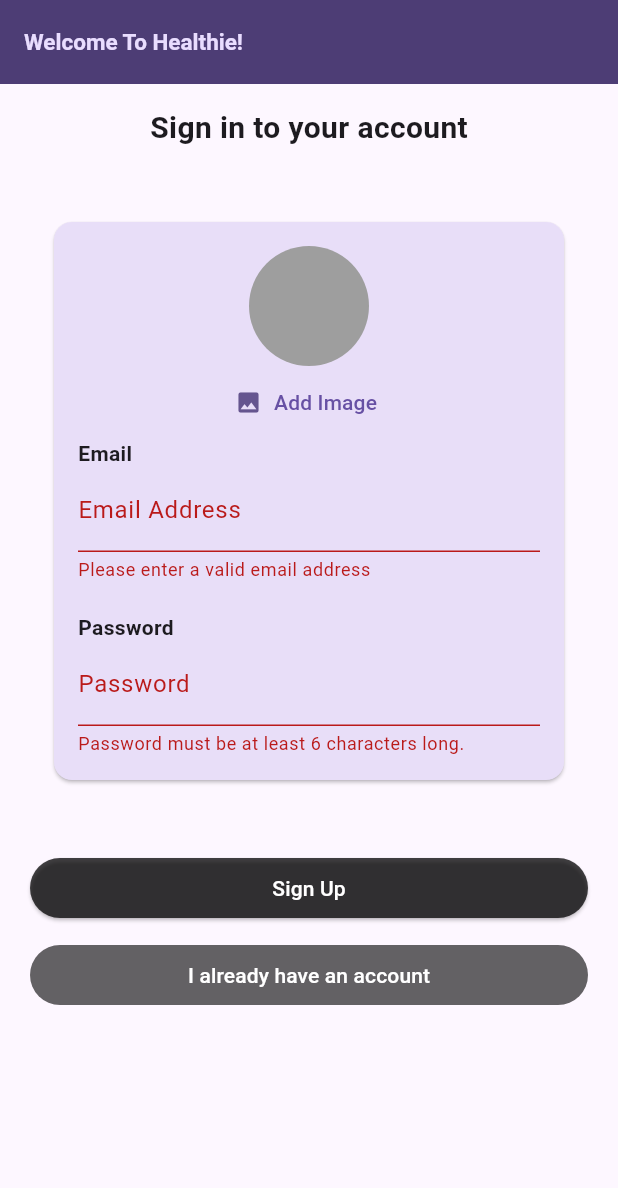
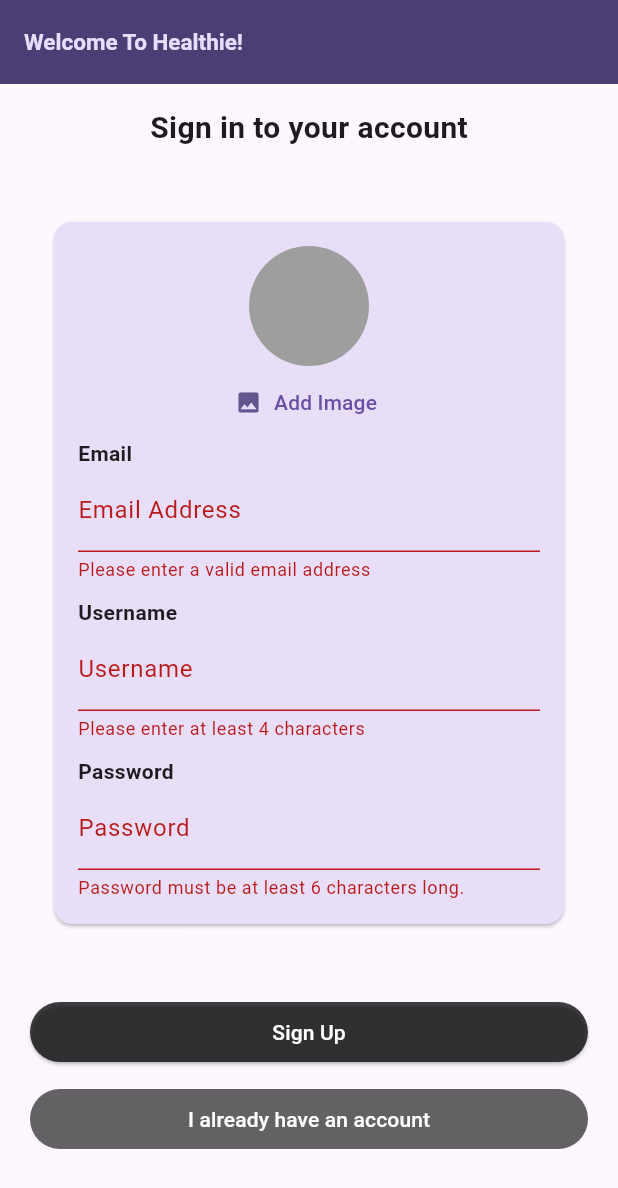
Before and after one commit to 2910Abhishek/DiseasePredictionApp, a Flutter app: the screen it shows after launch, after a tap on "Login", after a tap on "Create an account", after a tap on "Sign Up", on a phone screen of 412 x 824 dp. Shown: the top 1188 px of the screen. Run offline on Flutter 3.47's test engine with Material 3 defaults, Android fonts, the phone set to English and light mode, and no system bars; our stand-ins replace cloud_firestore, firebase_auth, firebase_core, firebase_storage, geolocator, google_maps_flutter and 2 more; accounts and stored records are empty; network calls fail.

Commit message:
successfully uploaded the image , username and password to firestore

```diff
--- a/diseasepredictor/lib/screens/auth.dart
+++ b/diseasepredictor/lib/screens/auth.dart
@@ -1,5 +1,5 @@
 import 'dart:io';
-
+import 'package:cloud_firestore/cloud_firestore.dart';
 import 'package:diseasepredictor/screens/tabs.dart';
 import 'package:diseasepredictor/widgets/user_image_picker.dart';
 import 'package:firebase_storage/firebase_storage.dart';
@@ -25,6 +25,7 @@
   var _enteredPassword = '';
   File? _selectedImage;
   var _isAuthenticating = false;
+  var _enteredUsername = '';
 
   Future<void> _showErrorDialog(String message) async {
     return showDialog(
@@ -83,6 +84,16 @@
 
         await storageRef.putFile(_selectedImage!);
 
+        final imageurl = await storageRef.getDownloadURL();
+
+        await FirebaseFirestore.instance
+            .collection('users')
+            .doc(userCredential.user!.uid)
+            .set({
+          'username': _enteredUsername,
+          'email': _enteredEmail,
+          'image_url': imageurl,
+        });
         // Set _isAuthenticating to false after successful sign up
         setState(() {
           _isAuthenticating = false;
@@ -145,7 +156,7 @@
                     child: Column(
                       mainAxisSize: MainAxisSize.min,
                       crossAxisAlignment: CrossAxisAlignment.start,
-                      children: [
+                      children: <Widget>[
                         if (!_islogin)
                           Center(child:
                               UserImagePicker(onPickImage: (pickedimage) {
@@ -175,7 +186,40 @@
                             _enteredEmail = value!;
                           },
                         ),
-                        SizedBox(height: 20), // Add some space between fields
+                        SizedBox(height: 10),
+                        if (!_islogin)
+                          Container(
+                            // margin: EdgeInsets.only(
+                            //     top: 20), // Add some space between fields
+                            child: Column(
+                              crossAxisAlignment: CrossAxisAlignment.start,
+                              children: [
+                                Text(
+                                  'Username',
+                                  style: TextStyle(fontWeight: FontWeight.bold),
+                                ),
+                                TextFormField(
+                                  validator: (value) {
+                                    if (value == null ||
+                                        value.isEmpty ||
+                                        value.trim().length < 4) {
+                                      return 'Please enter at least 4 characters';
+                                    }
+                                    return null;
+                                  },
+                                  decoration:
+                                      InputDecoration(labelText: 'Username'),
+                                  enableSuggestions: false,
+                                  onSaved: (value) {
+                                    _enteredUsername = value!;
+                                  },
+                                ),
+                              ],
+                            ),
+                          ),
+                        SizedBox(
+                          height: 10,
+                        ),
                         Text(
                           'Password',
                           style: TextStyle(fontWeight: FontWeight.bold),
--- a/diseasepredictor/pubspec.yaml
+++ b/diseasepredictor/pubspec.yaml
@@ -45,6 +45,7 @@
   geocoding: ^2.2.0
   firebase_storage: ^11.6.9
   image_picker: ^1.0.7
+  cloud_firestore: ^4.15.8
 
 dev_dependencies:
   flutter_test:
```
Also changed, not shown: diseasepredictor/pubspec.lock, 4 other files.
